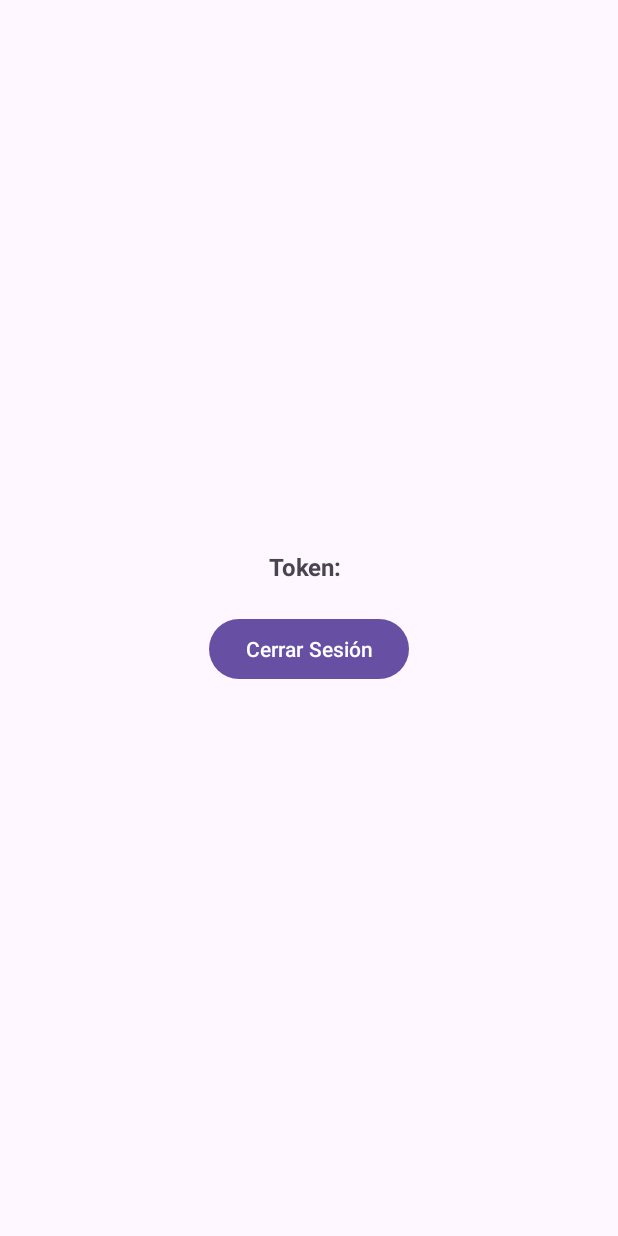
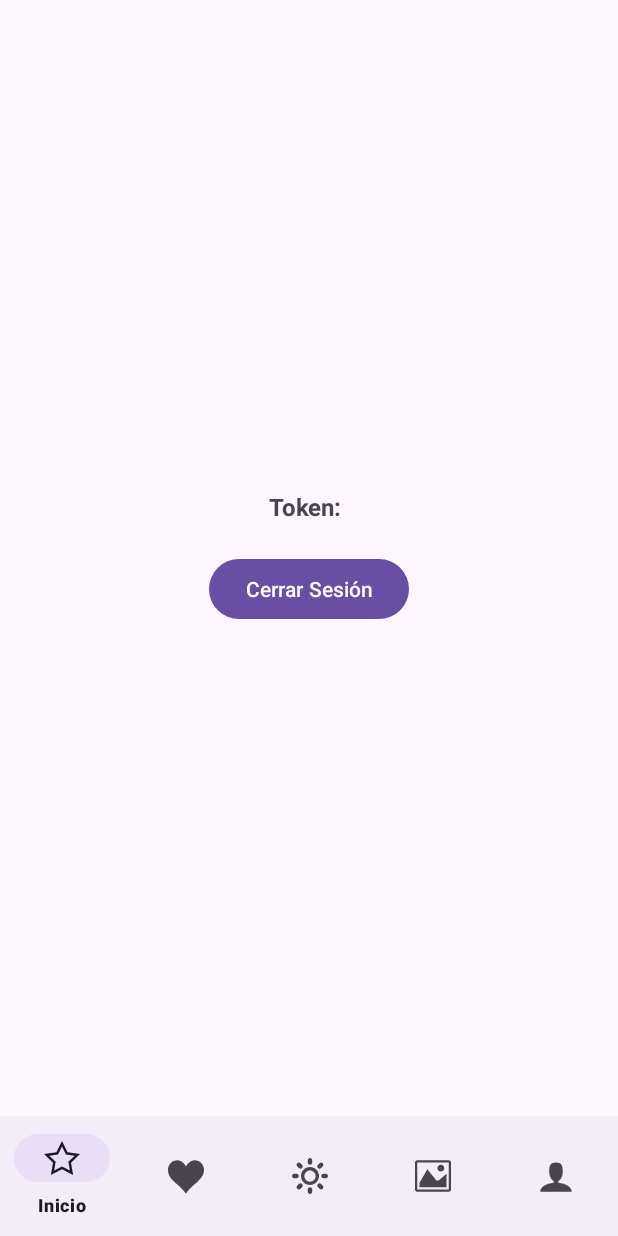
Before and after one commit to Zephiro-Graduation-project/front-mobile, an Android app: the HomeActivity screen opened directly, with no data from a screen before it, on a phone screen of 412 x 824 dp. Run offline under Robolectric (Android 15) with nearby library versions, the phone set to English and light mode, and no system bars.

Commit message:
Navigation bar

```diff
--- a/app/build.gradle.kts
+++ b/app/build.gradle.kts
@@ -57,5 +57,7 @@ dependencies {
     implementation ("com.squareup.okhttp3:logging-interceptor:4.9.3")
     // Para manejar fechas con LocalDate en JSON
     implementation ("com.google.code.gson:gson:2.10.1")
+    //Implementacion para materialDesign
+    implementation ("com.google.android.material:material:1.11.0")
 
 }
--- /dev/null
+++ b/app/src/main/res/drawable/heart.xml
@@ -0,0 +1,9 @@
+<vector xmlns:android="http://schemas.android.com/apk/res/android"
+    android:width="32dp"
+    android:height="32dp"
+    android:viewportWidth="32"
+    android:viewportHeight="32">
+  <path
+      android:fillColor="#FF000000"
+      android:pathData="M23.6,2c-3.363,0 -6.258,2.736 -7.599,5.594 -1.342,-2.858 -4.237,-5.594 -7.601,-5.594 -4.637,0 -8.4,3.764 -8.4,8.401 0,9.433 9.516,11.906 16.001,21.232 6.13,-9.268 15.999,-12.1 15.999,-21.232 0,-4.637 -3.763,-8.401 -8.4,-8.401z"/>
+</vector>
--- /dev/null
+++ b/app/src/main/res/drawable/image.xml
@@ -0,0 +1,15 @@
+<vector xmlns:android="http://schemas.android.com/apk/res/android"
+    android:width="32dp"
+    android:height="32dp"
+    android:viewportWidth="32"
+    android:viewportHeight="32">
+  <path
+      android:fillColor="#FF000000"
+      android:pathData="M29.996,4c0.001,0.001 0.003,0.002 0.004,0.004v23.993c-0.001,0.001 -0.002,0.003 -0.004,0.004h-27.993c-0.001,-0.001 -0.003,-0.002 -0.004,-0.004v-23.993c0.001,-0.001 0.002,-0.003 0.004,-0.004h27.993zM30,2h-28c-1.1,0 -2,0.9 -2,2v24c0,1.1 0.9,2 2,2h28c1.1,0 2,-0.9 2,-2v-24c0,-1.1 -0.9,-2 -2,-2v0z"/>
+  <path
+      android:fillColor="#FF000000"
+      android:pathData="M26,9c0,1.657 -1.343,3 -3,3s-3,-1.343 -3,-3 1.343,-3 3,-3 3,1.343 3,3z"/>
+  <path
+      android:fillColor="#FF000000"
+      android:pathData="M28,26h-24v-4l7,-12 8,10h2l7,-6z"/>
+</vector>
--- /dev/null
+++ b/app/src/main/res/drawable/star.xml
@@ -0,0 +1,9 @@
+<vector xmlns:android="http://schemas.android.com/apk/res/android"
+    android:width="32dp"
+    android:height="32dp"
+    android:viewportWidth="32"
+    android:viewportHeight="32">
+  <path
+      android:fillColor="#FF000000"
+      android:pathData="M32,12.408l-11.056,-1.607 -4.944,-10.018 -4.944,10.018 -11.056,1.607 8,7.798 -1.889,11.011 9.889,-5.199 9.889,5.199 -1.889,-11.011 8,-7.798zM16,23.547l-6.983,3.671 1.334,-7.776 -5.65,-5.507 7.808,-1.134 3.492,-7.075 3.492,7.075 7.807,1.134 -5.65,5.507 1.334,7.776 -6.983,-3.671z"/>
+</vector>
--- /dev/null
+++ b/app/src/main/res/drawable/sun.xml
@@ -0,0 +1,12 @@
+<vector xmlns:android="http://schemas.android.com/apk/res/android"
+    android:width="32dp"
+    android:height="32dp"
+    android:viewportWidth="32"
+    android:viewportHeight="32">
+  <path
+      android:fillColor="#FF000000"
+      android:pathData="M16,26c1.105,0 2,0.895 2,2v2c0,1.105 -0.895,2 -2,2s-2,-0.895 -2,-2v-2c0,-1.105 0.895,-2 2,-2zM16,6c-1.105,0 -2,-0.895 -2,-2v-2c0,-1.105 0.895,-2 2,-2s2,0.895 2,2v2c0,1.105 -0.895,2 -2,2zM30,14c1.105,0 2,0.895 2,2s-0.895,2 -2,2h-2c-1.105,0 -2,-0.895 -2,-2s0.895,-2 2,-2h2zM6,16c0,1.105 -0.895,2 -2,2h-2c-1.105,0 -2,-0.895 -2,-2s0.895,-2 2,-2h2c1.105,0 2,0.895 2,2zM25.899,23.071l1.414,1.414c0.781,0.781 0.781,2.047 0,2.828s-2.047,0.781 -2.828,0l-1.414,-1.414c-0.781,-0.781 -0.781,-2.047 0,-2.828s2.047,-0.781 2.828,0zM6.101,8.929l-1.414,-1.414c-0.781,-0.781 -0.781,-2.047 0,-2.828s2.047,-0.781 2.828,0l1.414,1.414c0.781,0.781 0.781,2.047 0,2.828s-2.047,0.781 -2.828,0zM25.899,8.929c-0.781,0.781 -2.047,0.781 -2.828,0s-0.781,-2.047 0,-2.828l1.414,-1.414c0.781,-0.781 2.047,-0.781 2.828,0s0.781,2.047 0,2.828l-1.414,1.414zM6.101,23.071c0.781,-0.781 2.047,-0.781 2.828,0s0.781,2.047 0,2.828l-1.414,1.414c-0.781,0.781 -2.047,0.781 -2.828,0s-0.781,-2.047 0,-2.828l1.414,-1.414z"/>
+  <path
+      android:fillColor="#FF000000"
+      android:pathData="M16,8c-4.418,0 -8,3.582 -8,8s3.582,8 8,8c4.418,0 8,-3.582 8,-8s-3.582,-8 -8,-8zM16,21c-2.761,0 -5,-2.239 -5,-5s2.239,-5 5,-5 5,2.239 5,5 -2.239,5 -5,5z"/>
+</vector>
--- /dev/null
+++ b/app/src/main/res/drawable/user.xml
@@ -0,0 +1,9 @@
+<vector xmlns:android="http://schemas.android.com/apk/res/android"
+    android:width="32dp"
+    android:height="32dp"
+    android:viewportWidth="32"
+    android:viewportHeight="32">
+  <path
+      android:fillColor="#FF000000"
+      android:pathData="M18,22.082v-1.649c2.203,-1.241 4,-4.337 4,-7.432 0,-4.971 0,-9 -6,-9s-6,4.029 -6,9c0,3.096 1.797,6.191 4,7.432v1.649c-6.784,0.555 -12,3.888 -12,7.918h28c0,-4.03 -5.216,-7.364 -12,-7.918z"/>
+</vector>
--- a/app/src/main/res/layout/activity_home.xml
+++ b/app/src/main/res/layout/activity_home.xml
@@ -1,9 +1,15 @@
 <?xml version="1.0" encoding="utf-8"?>
 <LinearLayout xmlns:android="http://schemas.android.com/apk/res/android"
+    xmlns:app="http://schemas.android.com/apk/res-auto"
     android:layout_width="match_parent"
     android:layout_height="match_parent"
+    android:orientation="vertical">
+
+    <LinearLayout
+        android:layout_width="match_parent"
+        android:layout_height="0dp"
+        android:layout_weight="1"
         android:orientation="vertical"
-    android:padding="20dp"
         android:gravity="center">
 
         <TextView
@@ -21,3 +27,10 @@
             android:layout_height="wrap_content"
             android:text="Cerrar Sesión"/>
     </LinearLayout>
+
+    <com.google.android.material.bottomnavigation.BottomNavigationView
+        android:id="@+id/bottom_navigation"
+        android:layout_width="match_parent"
+        android:layout_height="wrap_content"
+        app:menu="@menu/bottom_navigation_menu"/>
+</LinearLayout>
--- a/app/src/main/res/layout/activity_login.xml
+++ b/app/src/main/res/layout/activity_login.xml
@@ -135,4 +135,5 @@
         app:layout_constraintEnd_toEndOf="parent"
         android:layout_marginTop="10dp"/>
 
+
 </androidx.constraintlayout.widget.ConstraintLayout>
--- /dev/null
+++ b/app/src/main/res/menu/bottom_navigation_menu.xml
@@ -0,0 +1,28 @@
+<?xml version="1.0" encoding="utf-8"?>
+<menu xmlns:android="http://schemas.android.com/apk/res/android">
+    <item
+        android:id="@+id/item_1"
+        android:enabled="true"
+        android:icon="@drawable/star"
+        android:title="@string/opcion1"/>
+    <item
+        android:id="@+id/item_2"
+        android:enabled="true"
+        android:icon="@drawable/heart"
+        android:title="@string/opcion2"/>
+    <item
+        android:id="@+id/item_3"
+        android:enabled="true"
+        android:icon="@drawable/sun"
+        android:title="@string/opcion3"/>
+    <item
+        android:id="@+id/item_4"
+        android:enabled="true"
+        android:icon="@drawable/image"
+        android:title="@string/opcion4"/>
+    <item
+        android:id="@+id/item_5"
+        android:enabled="true"
+        android:icon="@drawable/user"
+        android:title="@string/opcion5"/>
+</menu>
--- a/app/src/main/res/values/strings.xml
+++ b/app/src/main/res/values/strings.xml
@@ -18,4 +18,12 @@
     <!-- RegisterFragment -->
     <string name="registrarse">Registrarme</string>
 
+    <!-- HomeFragment -->
+    <string name="opcion1">Inicio</string>
+    <string name="opcion2">Seguimiento</string>
+    <string name="opcion3">Jardin</string>
+    <string name="opcion4">Contenido</string>
+    <string name="opcion5">Perfil</string>
+    <!-- Fin HomeFragment -->
+
 </resources>
```
Lines whose indentation alone changed are shown as unchanged.
